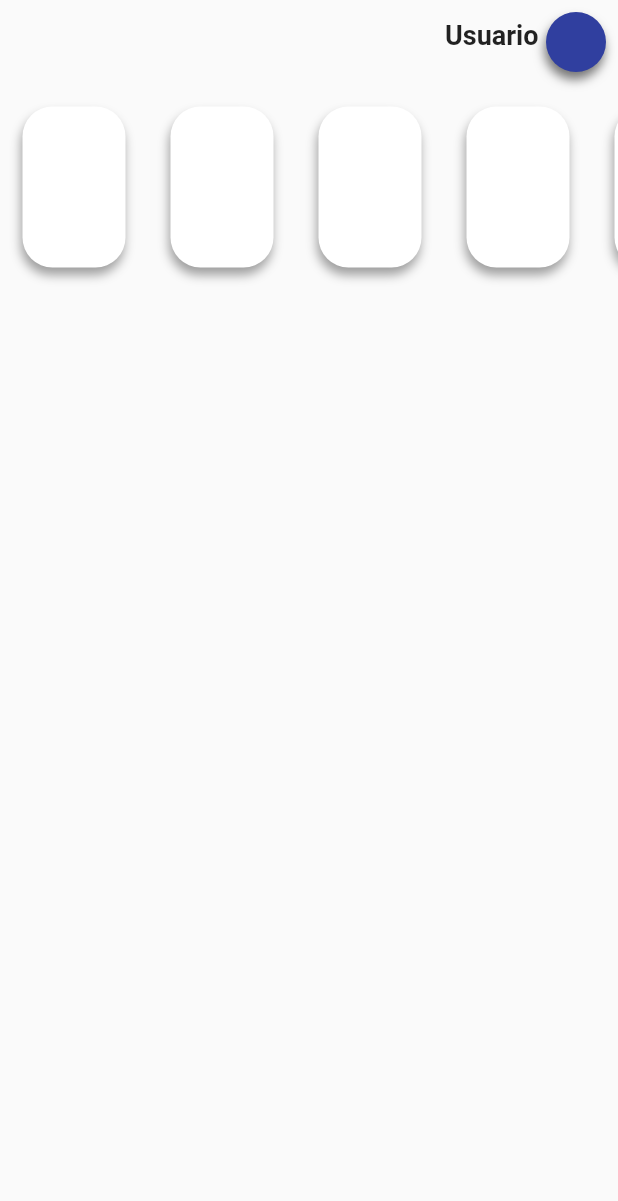
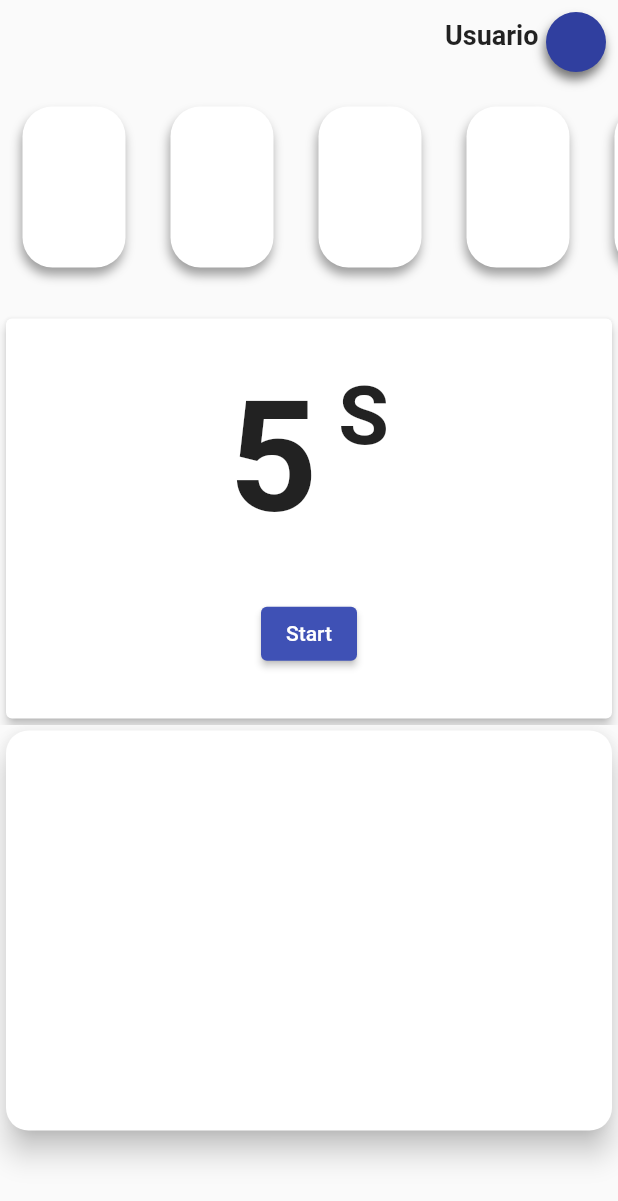
Before and after one commit to teutones92/GymHelper, a Flutter app: the screen it shows after launch, on a phone screen of 412 x 824 dp. Shown: the top 1201 px of the screen. Run offline on Flutter 3.47's test engine with Material 2 defaults, Android fonts, the phone set to English and light mode, and no system bars.

Commit message:
working on counter

```diff
--- a/lib/blocs/home_bloc/home_bloc.dart
+++ b/lib/blocs/home_bloc/home_bloc.dart
@@ -1,3 +1,40 @@
+import 'dart:async';
+
 import 'package:flutter/cupertino.dart';
 
-class HomeBloc extends ChangeNotifier {}
+class HomeBloc extends ChangeNotifier {
+  final TextEditingController weigthEditingCtrl = TextEditingController();
+  final TextEditingController tempTimeData = TextEditingController(text: '30');
+  final ValueNotifier<int> timerValueNotifier = ValueNotifier<int>(5);
+  final ValueNotifier<bool> startStopValueNotifier = ValueNotifier<bool>(true);
+
+  Timer? _timer;
+
+  void calWeight(bool pound) {
+    if (pound) {
+      weigthEditingCtrl.text;
+    }
+  }
+
+  void _counting() {
+    timerValueNotifier.value--;
+  }
+
+  void startCounter() {
+    startStopValueNotifier.value = false;
+    _timer = Timer.periodic(const Duration(seconds: 1), (timer) {
+      _counting();
+      if (timerValueNotifier.value == 0) {
+        _timer!.cancel();
+        startStopValueNotifier.value = true;
+        timerValueNotifier.value = int.parse(tempTimeData.text);
+      }
+    });
+  }
+
+  void stopCounter() {
+    _timer!.cancel();
+    timerValueNotifier.value = int.parse(tempTimeData.text);
+    startStopValueNotifier.value = true;
+  }
+}
--- a/lib/home/home_page/home_page.dart
+++ b/lib/home/home_page/home_page.dart
@@ -2,6 +2,9 @@ import 'package:flutter/material.dart';
 import 'package:gym_helper/blocs/home_bloc/home_bloc.dart';
 import 'package:gym_helper/blocs/profile_bloc/profile_bloc.dart';
 
+import 'widgets/exorcise_rutine_card_view/exorcise_rutine_card_view.dart';
+import 'widgets/rutine_selected/rutine_selected.dart';
+import 'widgets/timer_view/timer_view.dart';
 import 'widgets/user_view/user_view.dart';
 
 class HomePage extends StatelessWidget {
@@ -17,52 +20,11 @@ class HomePage extends StatelessWidget {
           children: [
             UserView(profileBloc: profileBloc),
             ExorsiceRutineCardView(homeBloc: homeBloc),
+            TimerView(homeBloc: homeBloc),
+            RutineSelected(homeBloc: homeBloc),
           ],
         ),
       ),
     );
   }
 }
-
-class ExorsiceRutineCardView extends StatelessWidget {
-  const ExorsiceRutineCardView({super.key, required this.homeBloc});
-  final HomeBloc homeBloc;
-  @override
-  Widget build(BuildContext context) {
-    final Size size = MediaQuery.of(context).size;
-    return SizedBox(
-      height: size.height / 6,
-      width: size.width,
-      child: ListView.builder(
-        scrollDirection: Axis.horizontal,
-        itemCount: 5,
-        itemBuilder: (context, index) {
-          return Padding(
-            padding: const EdgeInsets.all(15),
-            child: Container(
-              width: size.width / 6,
-              decoration: const BoxDecoration(
-                  color: Colors.white,
-                  boxShadow: [
-                    BoxShadow(
-                        offset: Offset(-1, 5),
-                        color: Colors.grey,
-                        blurRadius: 5)
-                  ],
-                  borderRadius: BorderRadius.all(Radius.circular(20))),
-            ),
-          );
-        },
-      ),
-    );
-  }
-}
-
-class TimerView extends StatelessWidget {
-  const TimerView({super.key});
-
-  @override
-  Widget build(BuildContext context) {
-    return Container();
-  }
-}
--- /dev/null
+++ b/lib/home/home_page/widgets/exorcise_rutine_card_view/exorcise_rutine_card_view.dart
@@ -0,0 +1,36 @@
+import 'package:flutter/material.dart';
+import 'package:gym_helper/blocs/home_bloc/home_bloc.dart';
+
+class ExorsiceRutineCardView extends StatelessWidget {
+  const ExorsiceRutineCardView({super.key, required this.homeBloc});
+  final HomeBloc homeBloc;
+  @override
+  Widget build(BuildContext context) {
+    final Size size = MediaQuery.of(context).size;
+    return SizedBox(
+      height: size.height / 6,
+      width: size.width,
+      child: ListView.builder(
+        scrollDirection: Axis.horizontal,
+        itemCount: 5,
+        itemBuilder: (context, index) {
+          return Padding(
+            padding: const EdgeInsets.all(15),
+            child: Container(
+              width: size.width / 6,
+              decoration: const BoxDecoration(
+                  color: Colors.white,
+                  boxShadow: [
+                    BoxShadow(
+                        offset: Offset(-1, 5),
+                        color: Colors.grey,
+                        blurRadius: 5)
+                  ],
+                  borderRadius: BorderRadius.all(Radius.circular(20))),
+            ),
+          );
+        },
+      ),
+    );
+  }
+}
--- /dev/null
+++ b/lib/home/home_page/widgets/rutine_selected/rutine_selected.dart
@@ -0,0 +1,20 @@
+import 'package:flutter/material.dart';
+import 'package:gym_helper/blocs/home_bloc/home_bloc.dart';
+
+class RutineSelected extends StatelessWidget {
+  const RutineSelected({super.key, required this.homeBloc});
+  final HomeBloc homeBloc;
+
+  @override
+  Widget build(BuildContext context) {
+    final Size size = MediaQuery.of(context).size;
+    return SizedBox(
+      height: size.height / 3,
+      width: size.width,
+      child: Card(
+        shape: RoundedRectangleBorder(borderRadius: BorderRadius.circular(15)),
+        elevation: 8,
+      ),
+    );
+  }
+}
--- /dev/null
+++ b/lib/home/home_page/widgets/timer_view/timer_view.dart
@@ -0,0 +1,69 @@
+import 'package:flutter/material.dart';
+import 'package:gym_helper/blocs/home_bloc/home_bloc.dart';
+
+class TimerView extends StatelessWidget {
+  const TimerView({super.key, required this.homeBloc});
+  final HomeBloc homeBloc;
+  @override
+  Widget build(BuildContext context) {
+    final Size size = MediaQuery.of(context).size;
+    return ValueListenableBuilder<int>(
+        valueListenable: homeBloc.timerValueNotifier,
+        builder: (__, timeInSet, _) {
+          return Padding(
+            padding: const EdgeInsets.only(top: 15),
+            child: SizedBox(
+              height: size.height / 3,
+              width: size.width,
+              child: PageView.builder(
+                itemCount: 2,
+                itemBuilder: (context, index) {
+                  return Card(
+                    elevation: 3,
+                    child: Column(
+                      mainAxisAlignment: MainAxisAlignment.spaceEvenly,
+                      children: [
+                        Row(
+                          crossAxisAlignment: CrossAxisAlignment.start,
+                          mainAxisAlignment: MainAxisAlignment.center,
+                          children: [
+                            Text(
+                              timeInSet.toString(),
+                              style: TextStyle(
+                                  fontSize: size.height / 8,
+                                  fontWeight: FontWeight.bold),
+                            ),
+                            Text(
+                              ' S',
+                              style: TextStyle(
+                                  fontSize: size.height / 15,
+                                  fontWeight: FontWeight.bold),
+                            ),
+                          ],
+                        ),
+                        ValueListenableBuilder<bool>(
+                            valueListenable: homeBloc.startStopValueNotifier,
+                            builder: (_, starttTimer, __) {
+                              return ElevatedButton(
+                                onPressed: () {
+                                  if (starttTimer) {
+                                    homeBloc.startCounter();
+                                  } else {
+                                    homeBloc.stopCounter();
+                                  }
+                                },
+                                child: starttTimer
+                                    ? const Text('Start')
+                                    : const Text('Stop'),
+                              );
+                            })
+                      ],
+                    ),
+                  );
+                },
+              ),
+            ),
+          );
+        });
+  }
+}
--- a/pubspec.yaml
+++ b/pubspec.yaml
@@ -34,6 +34,7 @@ dependencies:
   # The following adds the Cupertino Icons font to your application.
   # Use with the CupertinoIcons class for iOS style icons.
   cupertino_icons: ^1.0.2
+  flutter_beep: ^1.0.0
 
 dev_dependencies:
   flutter_test:
```
Also changed, not shown: pubspec.lock.
